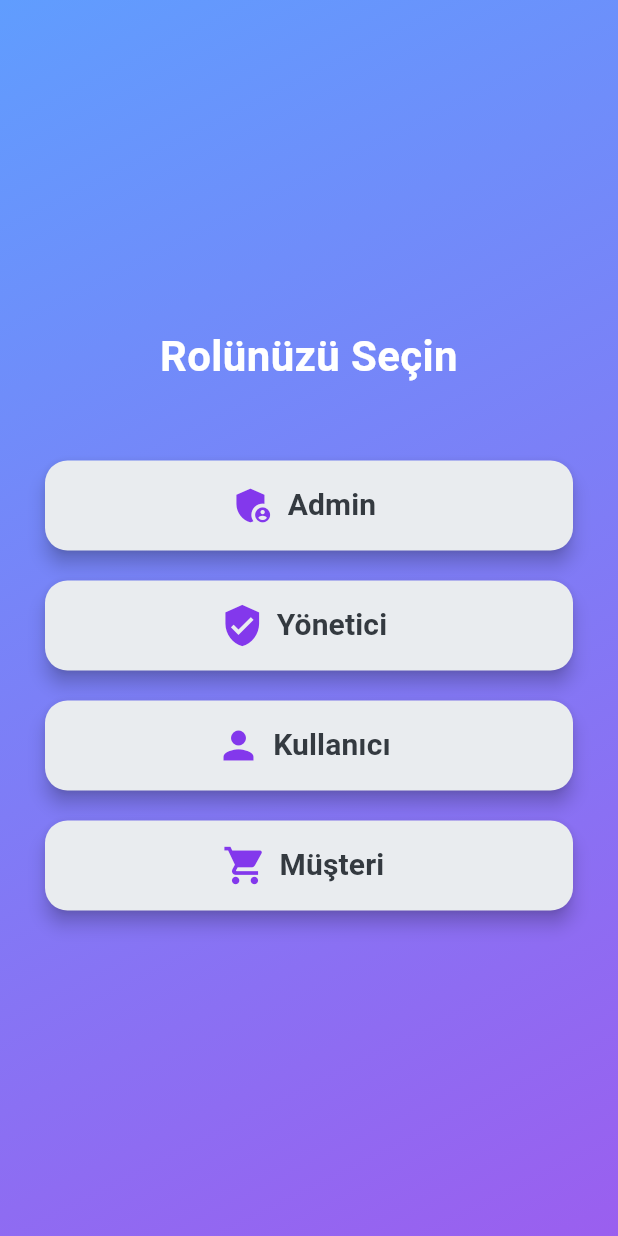
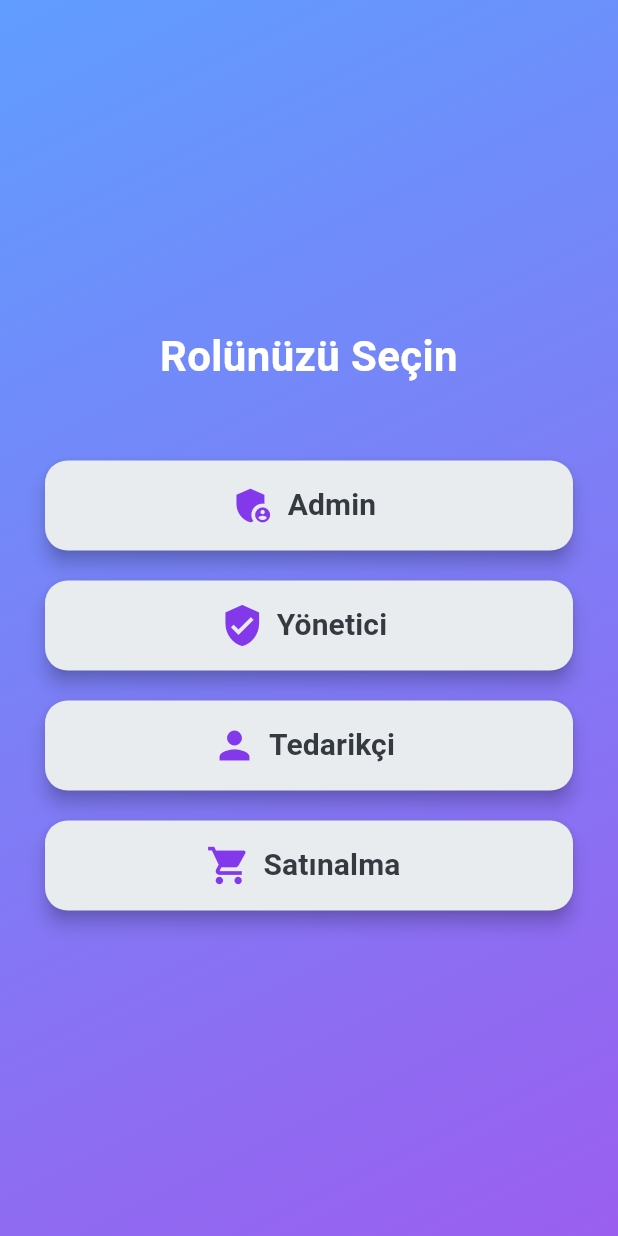
Before and after one commit to rgkce/HesapKitap, a Flutter app: the RoleSelectionPage screen opened by its route, on a phone screen of 412 x 824 dp. Run offline on Flutter 3.47's test engine with Material 3 defaults, Android fonts, the phone set to English and light mode, and no system bars.

Commit message:
role selection updated

```diff
--- a/lib/features/auth/role_selection_page.dart
+++ b/lib/features/auth/role_selection_page.dart
@@ -133,11 +133,11 @@ class RoleSelectionPage extends StatelessWidget {
                     'approver',
                   ),
                   const SizedBox(height: 20),
-                  _roleButton(context, 'Kullanıcı', Icons.person, 'user'),
+                  _roleButton(context, 'Tedarikçi', Icons.person, 'user'),
                   const SizedBox(height: 20),
                   _roleButton(
                     context,
-                    'Müşteri',
+                    'Satınalma',
                     Icons.shopping_cart,
                     'customer',
                   ),
```
